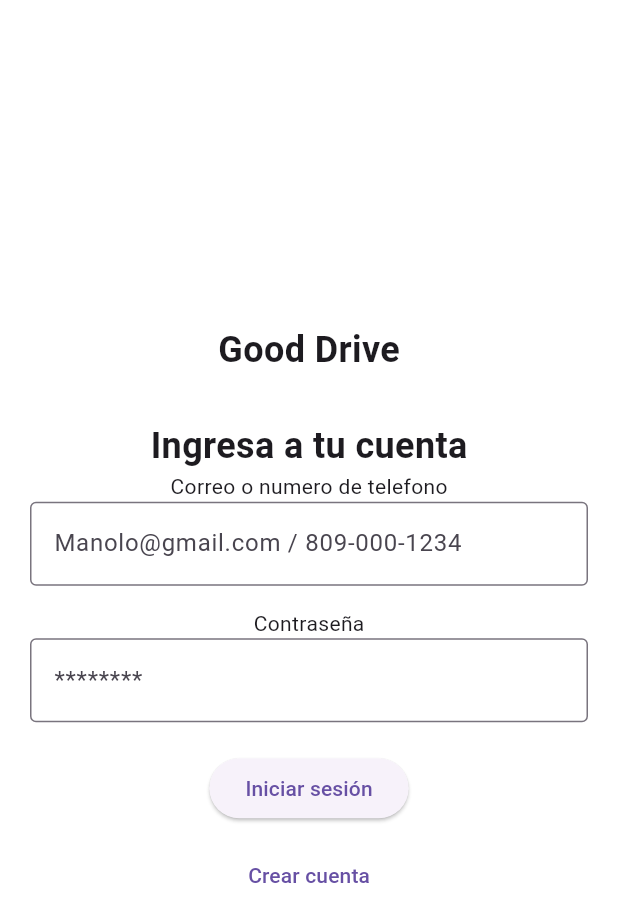
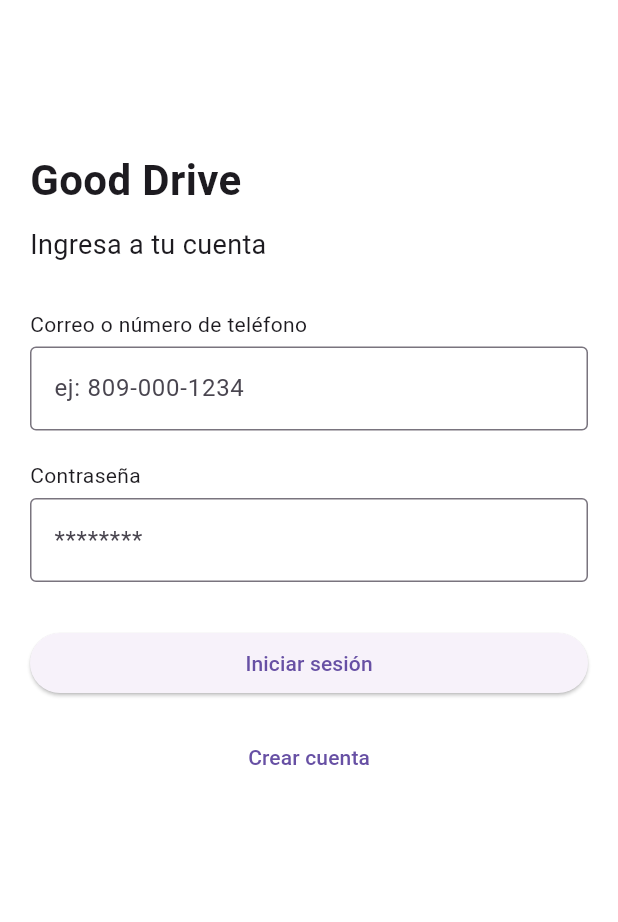
Before and after one commit to XavielT/Good-drive, a Flutter app: the screen it shows after launch, on a phone screen of 412 x 824 dp. Shown: the top 922 px of the screen. Run offline on Flutter 3.47's test engine with Material 3 defaults, Android fonts, the phone set to English and light mode, and no system bars; our stand-ins replace shared_preferences.

Commit message:
Improve auth process

```diff
--- a/lib/core/presentation/app_wrapper.dart
+++ b/lib/core/presentation/app_wrapper.dart
@@ -41,7 +41,7 @@ class _AppWrapperState extends State<AppWrapper> {
     }
 
     if (isLoggedIn) {
-      return MainScreen();
+      return MainScreen(onLogout: logout);
     } else {
       return AuthScreenWrapper(onLogin: login);
     }
--- a/lib/features/auth/presentation/login_screen.dart
+++ b/lib/features/auth/presentation/login_screen.dart
@@ -39,55 +39,71 @@ class _LoginScreenState extends State<LoginScreen> {
     return Scaffold(
       body: Padding(
         padding: const EdgeInsets.all(20),
+        child: SingleChildScrollView(
           child: Column(
-          mainAxisAlignment: MainAxisAlignment.center,
+            crossAxisAlignment: CrossAxisAlignment.start,
             children: [
+              const SizedBox(height: 80),
+
               const Text(
                 'Good Drive',
-              style: TextStyle(fontSize: 24, fontWeight: FontWeight.bold),
+                style: TextStyle(fontSize: 28, fontWeight: FontWeight.bold),
+              ),
+
+              const SizedBox(height: 10),
+
+              const Text(
+                'Ingresa a tu cuenta',
+                style: TextStyle(fontSize: 18),
               ),
 
               const SizedBox(height: 30),
 
-            const Text(
-              'Ingresa a tu cuenta',
-              style: TextStyle(fontSize: 24, fontWeight: FontWeight.bold),
-            ),
-            const Text('Correo o numero de telefono'),
+              const Text('Correo o número de teléfono'),
+              const SizedBox(height: 5),
+
               TextField(
                 controller: phoneController,
                 decoration: const InputDecoration(
-                labelText: 'Manolo@gmail.com / 809-000-1234',
-                border: OutlineInputBorder(),
-              ),
-            ),
-
-            const SizedBox(height: 15),
-
-            const Text('Contraseña'),
-            TextField(
-              controller: passwordController,
-              obscureText: true,
-              decoration: const InputDecoration(
-                labelText: '********',
+                  hintText: 'ej: 809-000-1234',
                   border: OutlineInputBorder(),
                 ),
               ),
 
               const SizedBox(height: 20),
 
-            ElevatedButton(
+              const Text('Contraseña'),
+              const SizedBox(height: 5),
+
+              TextField(
+                controller: passwordController,
+                obscureText: true,
+                decoration: const InputDecoration(
+                  hintText: '********',
+                  border: OutlineInputBorder(),
+                ),
+              ),
+
+              const SizedBox(height: 30),
+
+              SizedBox(
+                width: double.infinity,
+                child: ElevatedButton(
                   onPressed: handleLogin,
                   child: const Text('Iniciar sesión'),
                 ),
+              ),
 
-            const SizedBox(height: 10),
+              const SizedBox(height: 15),
 
-            TextButton(
+              Center(
+                child: TextButton(
                   onPressed: widget.onToggle,
                   child: const Text('Crear cuenta'),
                 ),
+              ),
             ],
+          ),
         ),
       ),
     );
```
Also changed, not shown: lib/core/presentation/main_screen.dart (+10 -8 lines), lib/features/profile/presentation/profile_screen.dart (+9 -3 lines). Lines whose indentation alone changed are shown as unchanged.
